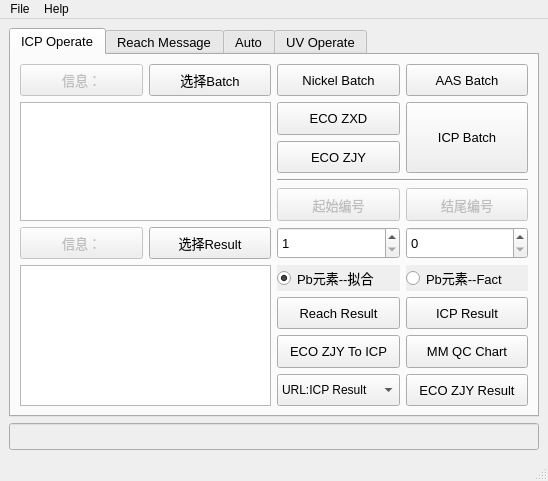
Before: the Qt Designer form pyqt5_test/Inorganic_Operate_Ui.ui in chen-huai/work, drawn with Qt 5.
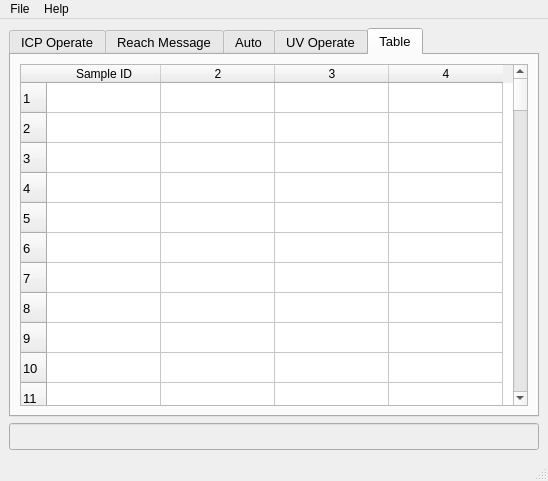
After: the same form once the commit is applied. The open tabs and pages were chosen to show the change. Icons and pictures are not drawn.

Commit message: 六价铬表格

Patch:
```diff
--- a/pyqt5_test/Inorganic_Operate_Ui.ui
+++ b/pyqt5_test/Inorganic_Operate_Ui.ui
@@ -1767,6 +1767,150 @@
           </item>
          </layout>
         </widget>
+        <widget class="QWidget" name="tab_5">
+         <attribute name="title">
+          <string>Table</string>
+         </attribute>
+         <layout class="QHBoxLayout" name="horizontalLayout">
+          <item>
+           <widget class="QTableWidget" name="tableWidget">
+            <property name="rowCount">
+             <number>100</number>
+            </property>
+            <property name="columnCount">
+             <number>4</number>
+            </property>
+            <attribute name="horizontalHeaderMinimumSectionSize">
+             <number>30</number>
+            </attribute>
+            <attribute name="horizontalHeaderDefaultSectionSize">
+             <number>114</number>
+            </attribute>
+            <attribute name="verticalHeaderDefaultSectionSize">
+             <number>30</number>
+            </attribute>
+            <row/>
+            <row/>
+            <row/>
+            <row/>
+            <row/>
+            <row/>
+            <row/>
+            <row/>
+            <row/>
+            <row/>
+            <row/>
+            <row/>
+            <row/>
+            <row/>
+            <row/>
+            <row/>
+            <row/>
+            <row/>
+            <row/>
+            <row/>
+            <row/>
+            <row/>
+            <row/>
+            <row/>
+            <row/>
+            <row/>
+            <row/>
+            <row/>
+            <row/>
+            <row/>
+            <row/>
+            <row/>
+            <row/>
+            <row/>
+            <row/>
+            <row/>
+            <row/>
+            <row/>
+            <row/>
+            <row/>
+            <row/>
+            <row/>
+            <row/>
+            <row/>
+            <row/>
+            <row/>
+            <row/>
+            <row/>
+            <row/>
+            <row/>
+            <row/>
+            <row/>
+            <row/>
+            <row/>
+            <row/>
+            <row/>
+            <row/>
+            <row/>
+            <row/>
+            <row/>
+            <row/>
+            <row/>
+            <row/>
+            <row/>
+            <row/>
+            <row/>
+            <row/>
+            <row/>
+            <row/>
+            <row/>
+            <row/>
+            <row/>
+            <row/>
+            <row/>
+            <row/>
+            <row/>
+            <row/>
+            <row/>
+            <row/>
+            <row/>
+            <row/>
+            <row/>
+            <row/>
+            <row/>
+            <row/>
+            <row/>
+            <row/>
+            <row/>
+            <row/>
+            <row/>
+            <row/>
+            <row/>
+            <row/>
+            <row/>
+            <row/>
+            <row/>
+            <row/>
+            <row/>
+            <row/>
+            <row/>
+            <column>
+             <property name="text">
+              <string>Sample ID</string>
+             </property>
+            </column>
+            <column/>
+            <column/>
+            <column/>
+            <item row="0" column="1">
+             <property name="text">
+              <string/>
+             </property>
+            </item>
+            <item row="0" column="2">
+             <property name="text">
+              <string/>
+             </property>
+            </item>
+           </widget>
+          </item>
+         </layout>
+        </widget>
        </widget>
       </item>
       <item>
```
Left out of the diff: 1276 changed lines with no effect on the pictures.
